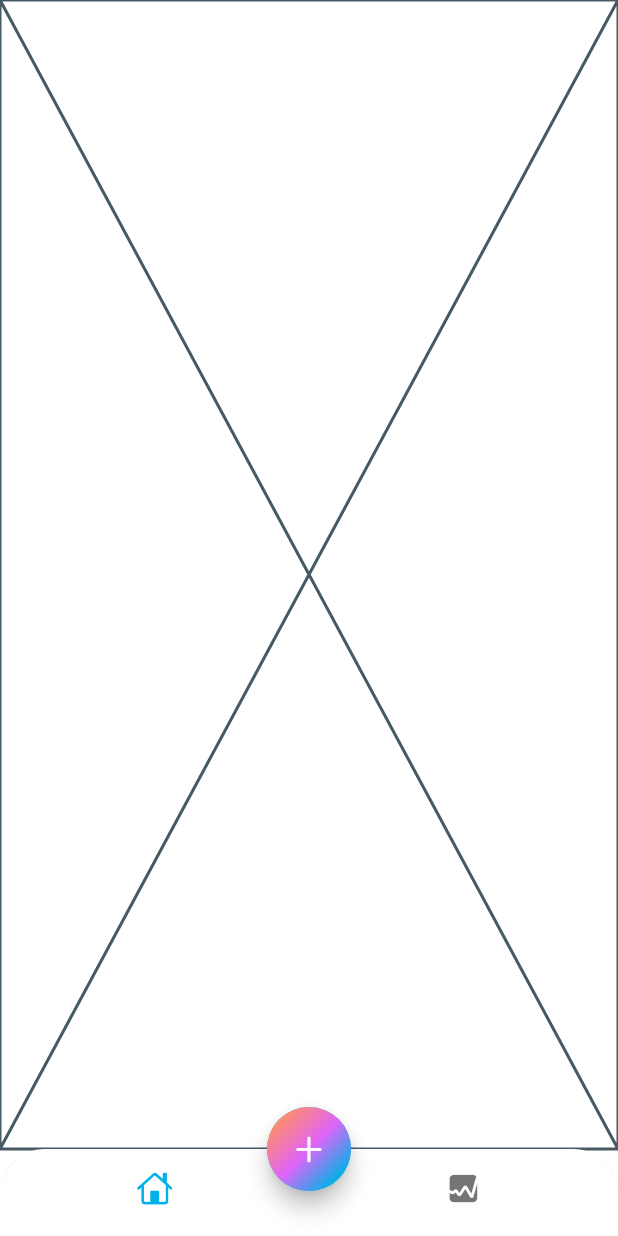
After one commit to samarth-5/Expenzo, a Flutter app: the screen it shows after launch, item 2 of the bottom bar chosen, on a phone screen of 412 x 824 dp. The commit adds this screen. Run offline on Flutter 3.47's test engine with Material 3 defaults, Android fonts, the light colour scheme and no system bars; our stand-ins replace font_awesome_flutter.

Commit message:
completed navbar functionality

```diff
--- a/lib/screens/home/views/home_screen.dart
+++ b/lib/screens/home/views/home_screen.dart
@@ -1,21 +1,34 @@
 import 'dart:math';
-
 import 'package:expenzo/screens/home/views/main_screen.dart';
+import 'package:expenzo/screens/stats/stats_screen.dart';
 import 'package:flutter/cupertino.dart';
 import 'package:flutter/material.dart';
 
-class HomeScreen extends StatelessWidget {
+class HomeScreen extends StatefulWidget {
   const HomeScreen({super.key});
+
+  @override
+  State<HomeScreen> createState() => _HomeScreenState();
+}
+
+class _HomeScreenState extends State<HomeScreen> {
+  int idx=0;
 
   @override
   Widget build(BuildContext context) {
     return Scaffold(
       //appBar: AppBar(),
       bottomNavigationBar: ClipRRect(
-        borderRadius: BorderRadius.vertical(
+        borderRadius: const BorderRadius.vertical(
           top: Radius.circular(30),
         ),
         child: BottomNavigationBar(
+          onTap: (val){
+            //print(val);
+            setState(() {
+              idx=val;
+            });
+          },
           backgroundColor: Colors.white,
           showSelectedLabels: false,
           showUnselectedLabels: false,
@@ -52,7 +65,7 @@ class HomeScreen extends StatelessWidget {
           child: const Icon(CupertinoIcons.add),
         ),
       ),
-      body: MainScreen(),
+      body: idx==0 ? MainScreen() : StatsScreen(),
     );
   }
 }
--- a/lib/screens/home/views/main_screen.dart
+++ b/lib/screens/home/views/main_screen.dart
@@ -63,11 +63,11 @@ class MainScreen extends StatelessWidget {
                 ),
                 IconButton(
                   onPressed: () {},
-                  icon: Icon(CupertinoIcons.settings),
+                  icon: const Icon(CupertinoIcons.settings),
                 )
               ],
             ),
-            SizedBox(
+            const SizedBox(
               height: 20,
             ),
             Container(
@@ -272,7 +272,7 @@ class MainScreen extends StatelessWidget {
                                     // ),
                                   ],
                                 ),
-                                SizedBox(
+                                const SizedBox(
                                   width: 12,
                                 ),
                                 Text(
--- /dev/null
+++ b/lib/screens/stats/stats_screen.dart
@@ -0,0 +1,10 @@
+import 'package:flutter/cupertino.dart';
+
+class StatsScreen extends StatelessWidget {
+  const StatsScreen({super.key});
+
+  @override
+  Widget build(BuildContext context) {
+    return const Placeholder();
+  }
+}
```
